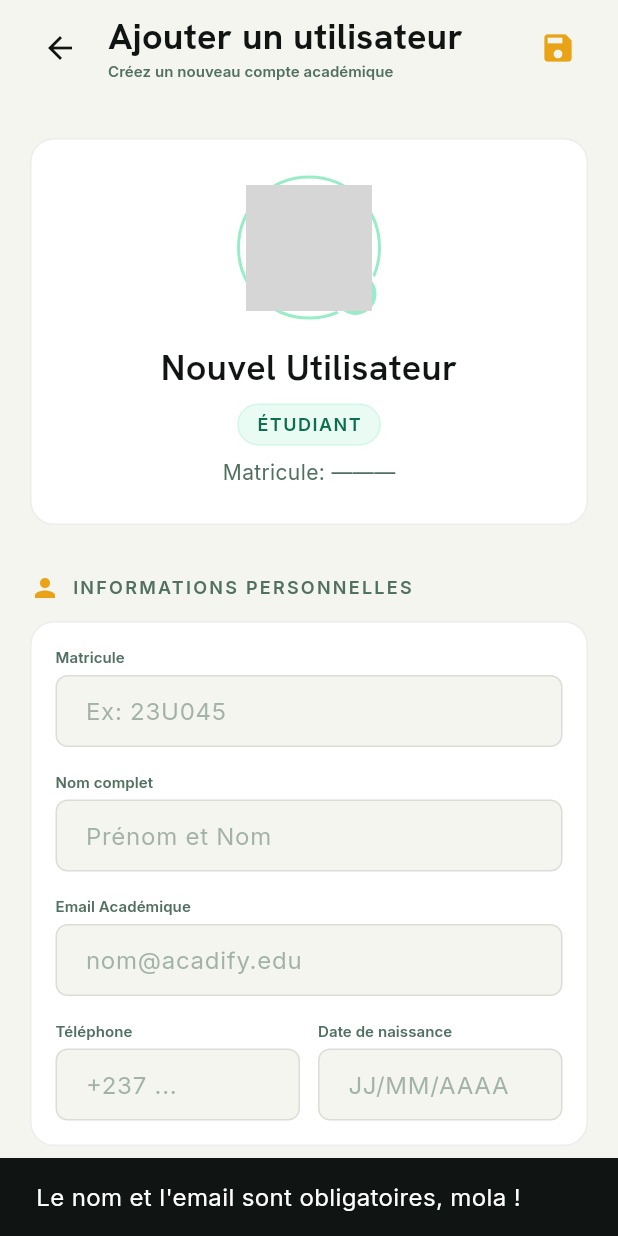
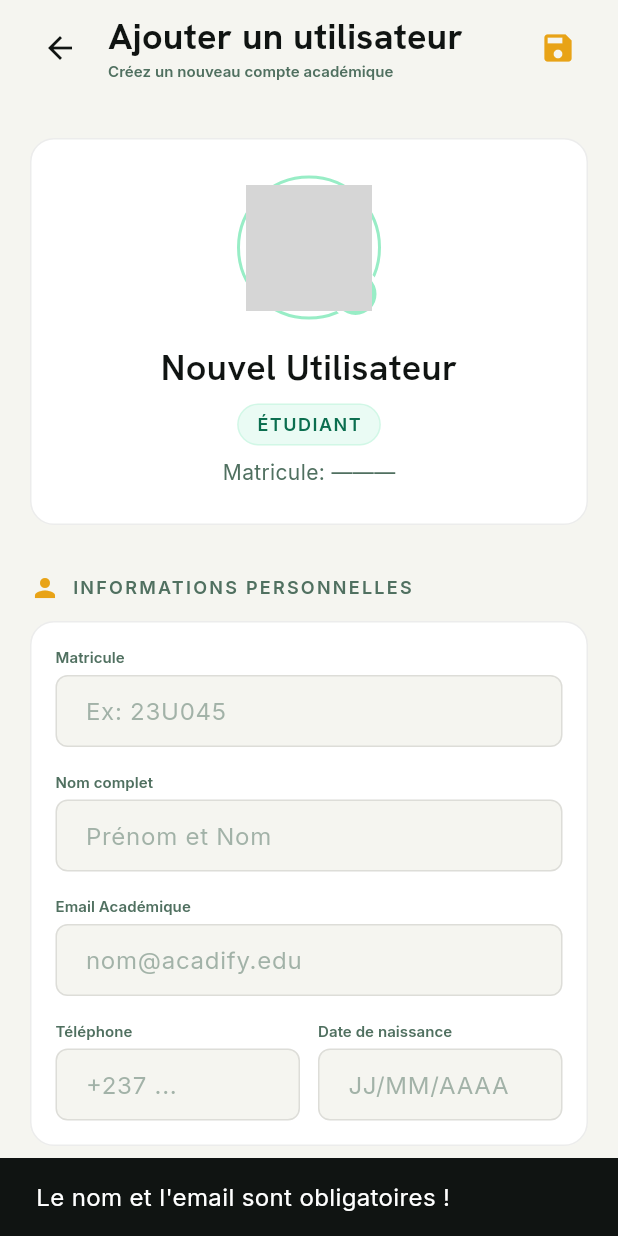
Before and after one commit to androd-web/Acadify, a Flutter app: the AdminAddUserScreen screen opened by its route, after a tap on the "save" icon, on a phone screen of 412 x 824 dp. Run offline on Flutter 3.47's test engine with Material 3 defaults, Android fonts, the phone set to English and light mode, and no system bars; our stand-ins replace cloud_firestore, dio, file_picker, firebase_auth, firebase_core, firebase_storage and 5 more; missing offline and left inert: flutter_pdfview; accounts and stored records are empty; network calls fail; grey boxes are pictures that could not be loaded.

Commit message:
fix: retirer le mot mola du message d'erreur

```diff
--- a/lib/features/admin/screens/add_user_screen.dart
+++ b/lib/features/admin/screens/add_user_screen.dart
@@ -44,7 +44,7 @@ class _AdminAddUserScreenState extends State<AdminAddUserScreen> {
   Future<void> _saveUser() async {
     if (_nameController.text.trim().isEmpty || _emailController.text.trim().isEmpty) {
       ScaffoldMessenger.of(context).showSnackBar(
-        const SnackBar(content: Text('Le nom et l\'email sont obligatoires, mola !')),
+        const SnackBar(content: Text('Le nom et l\'email sont obligatoires !')),
       );
       return;
     }
```
